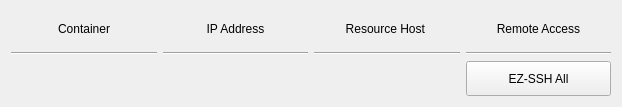
This is hub/forms/DlgEnvironment.ui in subutai-io/control-center as Qt 5 draws it before an edit. The edited form follows.
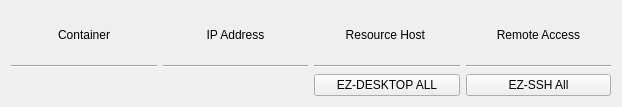
This is the edited form.

Commit message: added btn_desktop_all

```diff
--- a/hub/forms/DlgEnvironment.ui
+++ b/hub/forms/DlgEnvironment.ui
@@ -113,6 +113,13 @@
      </property>
     </widget>
    </item>
+   <item row="3" column="2">
+    <widget class="QPushButton" name="btn_desktop_all">
+     <property name="text">
+      <string>EZ-DESKTOP ALL</string>
+     </property>
+    </widget>
+   </item>
   </layout>
  </widget>
  <resources/>
```
